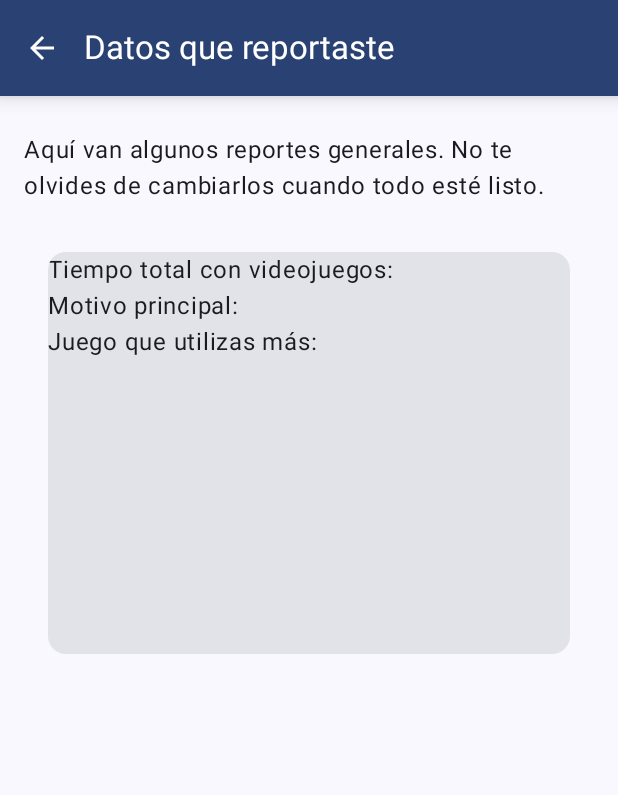
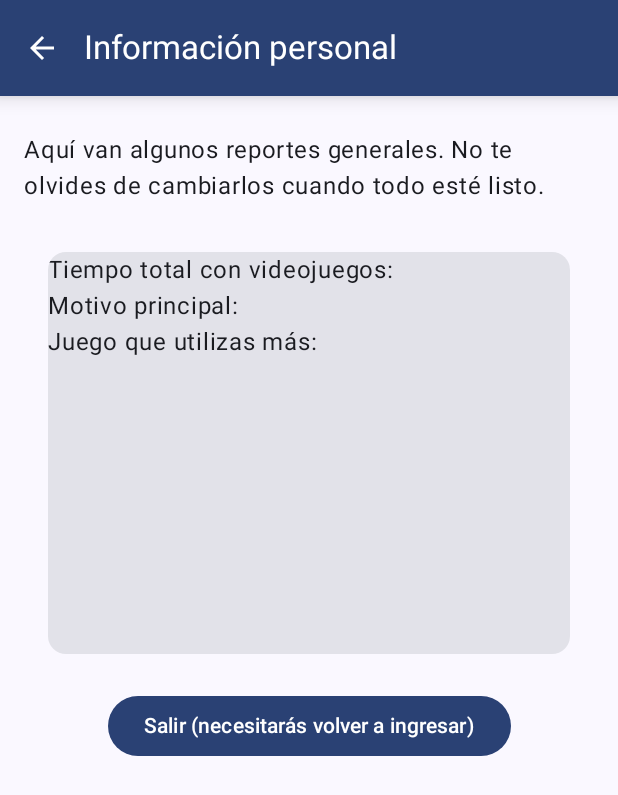
Before and after one commit to mapugavalera1986/iddqd, an Android app built with Jetpack Compose: the composable ReportarGeneral called with empty values, on a phone screen of 412 x 824 dp. Shown: the top 795 px of the screen. Run offline under Robolectric (Android 15) with nearby library versions, the phone set to English and light mode, and no system bars.

Commit message:
Ya se han arreglado algunos aspectos

```diff
--- a/app/src/main/java/pe/edu/cibertec/iddqd/ui/screens/Iniciar.kt
+++ b/app/src/main/java/pe/edu/cibertec/iddqd/ui/screens/Iniciar.kt
@@ -21,10 +21,12 @@ import androidx.compose.runtime.remember
 import androidx.compose.ui.Alignment
 import androidx.compose.ui.Modifier
 import androidx.compose.ui.platform.LocalContext
+import androidx.compose.ui.res.painterResource
 import androidx.compose.ui.tooling.preview.Preview
 import androidx.compose.ui.unit.dp
 import androidx.navigation.NavController
 import androidx.navigation.compose.rememberNavController
+import pe.edu.cibertec.iddqd.R
 import pe.edu.cibertec.iddqd.data.repository.ParticipanteRepository
 import pe.edu.cibertec.iddqd.ui.theme.ReportarVideojuegosTheme
 import pe.edu.cibertec.iddqd.util.Result
--- a/app/src/main/java/pe/edu/cibertec/iddqd/ui/screens/ReportarGeneral.kt
+++ b/app/src/main/java/pe/edu/cibertec/iddqd/ui/screens/ReportarGeneral.kt
@@ -1,7 +1,9 @@
 package pe.edu.cibertec.iddqd.ui.screens
 
 import android.annotation.SuppressLint
+import androidx.compose.foundation.layout.Arrangement
 import androidx.compose.foundation.layout.Column
+import androidx.compose.foundation.layout.Row
 import androidx.compose.foundation.layout.Spacer
 import androidx.compose.foundation.layout.fillMaxWidth
 import androidx.compose.foundation.layout.height
@@ -9,6 +11,7 @@ import androidx.compose.foundation.layout.padding
 import androidx.compose.foundation.layout.width
 import androidx.compose.material.icons.Icons
 import androidx.compose.material.icons.filled.ArrowBack
+import androidx.compose.material3.Button
 import androidx.compose.material3.Card
 import androidx.compose.material3.ExperimentalMaterial3Api
 import androidx.compose.material3.Icon
@@ -33,7 +36,7 @@ fun ReportarGeneral(navController: NavController, dni: String?, pid: String?){
         topBar = {
             Surface(shadowElevation = 8.dp) {
                 TopAppBar(
-                    title = { Text("Datos que reportaste") },
+                    title = { Text("Información personal") },
                     colors = TopAppBarDefaults.mediumTopAppBarColors(
                         containerColor = MaterialTheme.colorScheme.primary,
                         titleContentColor = Color.White,
@@ -64,12 +67,25 @@ fun ReportarGeneral(navController: NavController, dni: String?, pid: String?){
                 + "No te olvides de cambiarlos cuando todo esté listo.")
             Spacer(modifier = Modifier.height(16.dp))
             Card(
-                modifier = Modifier.width(400.dp).height(300.dp).padding(16.dp)
+                modifier = Modifier
+                    .width(400.dp)
+                    .height(300.dp)
+                    .padding(16.dp)
             ){
                 Text("Tiempo total con videojuegos:")
                 Text("Motivo principal:")
                 Text("Juego que utilizas más:")
             }
+            Row(
+                horizontalArrangement = Arrangement.Center,
+                modifier = Modifier
+                    .fillMaxWidth()
+                    .padding(8.dp)
+            ){
+                Button(onClick = { navController.navigate("Iniciar") }) {
+                    Text(text = "Salir (necesitarás volver a ingresar)")
+                }
+            }
         }
     }
 }
```
